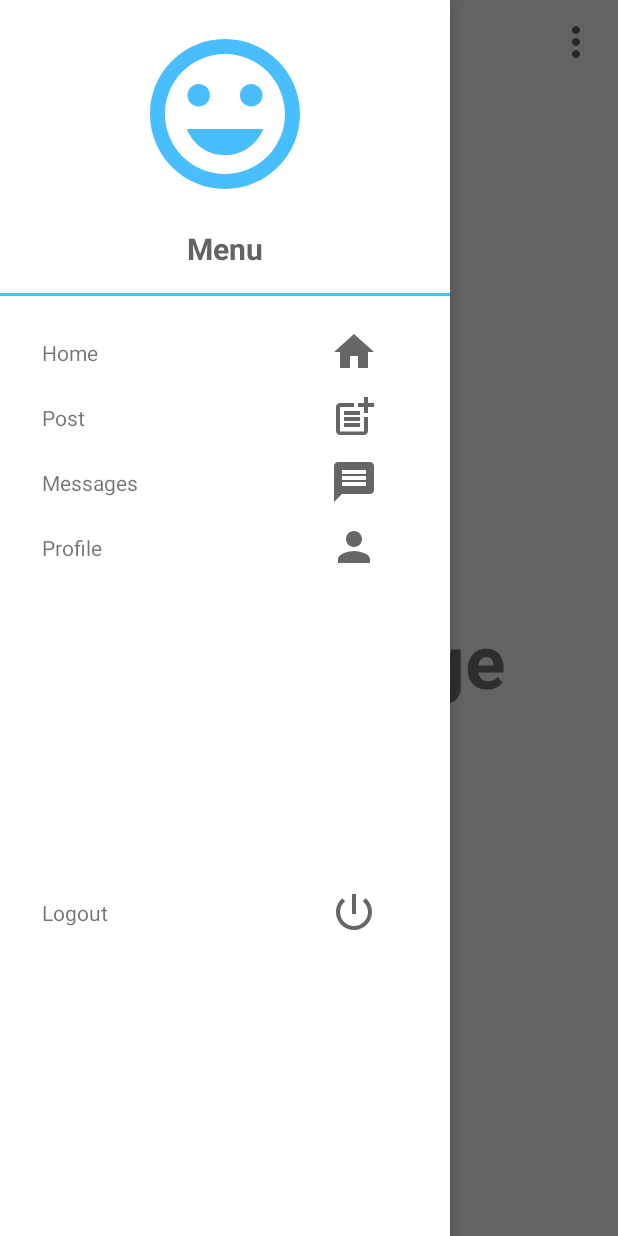
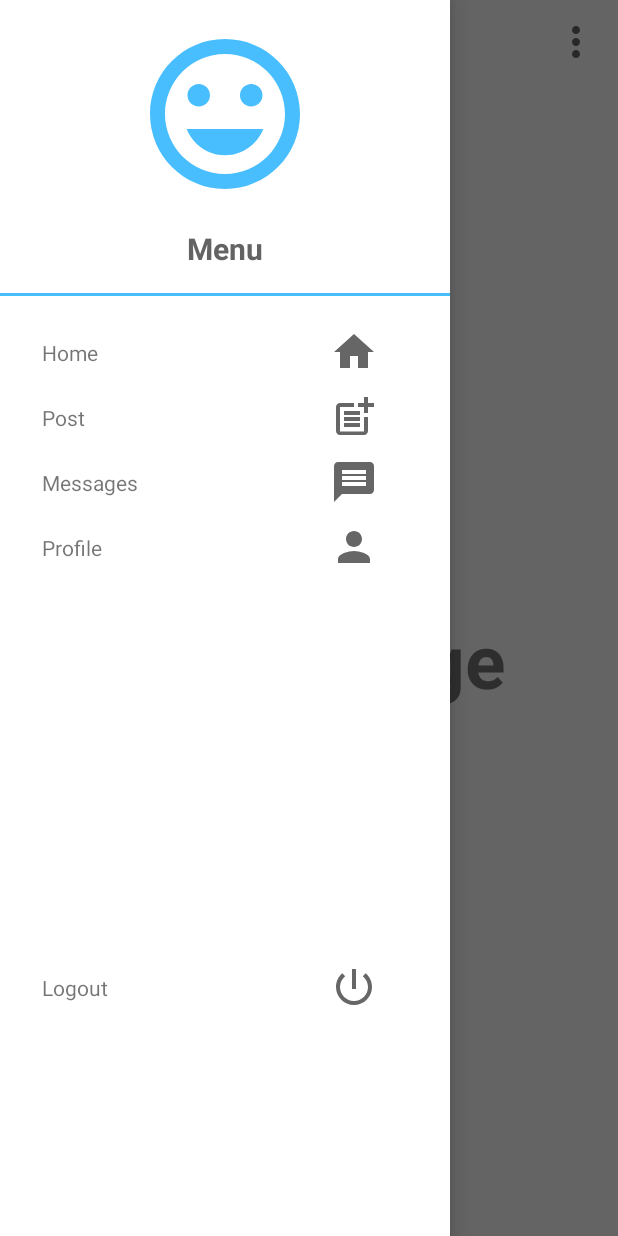
Before and after one commit to KarkiBimal/GitTogether, an Android app: the MainActivity screen opened directly, with no data from a screen before it, with the side drawer open, on a phone screen of 412 x 824 dp. Run offline under Robolectric (Android 15) with nearby library versions, the light colour scheme and no system bars.

Commit message:
edited layout

```diff
--- a/app/src/main/res/layout/nav_drawer.xml
+++ b/app/src/main/res/layout/nav_drawer.xml
@@ -1,6 +1,8 @@
 <?xml version="1.0" encoding="utf-8"?>
 <LinearLayout
     xmlns:android="http://schemas.android.com/apk/res/android"
+    xmlns:app="http://schemas.android.com/apk/res-auto"
+    xmlns:tools="http://schemas.android.com/tools"
     android:layout_width="match_parent"
     android:layout_height="match_parent"
     android:orientation="vertical">
@@ -135,7 +137,7 @@
         android:gravity="center_vertical"
         android:onClick="ClickLogout"
         android:orientation="horizontal"
-        android:layout_marginTop="200dp">
+        android:layout_marginTop="250dp">
 
         <TextView
             android:layout_width="0dp"
```
